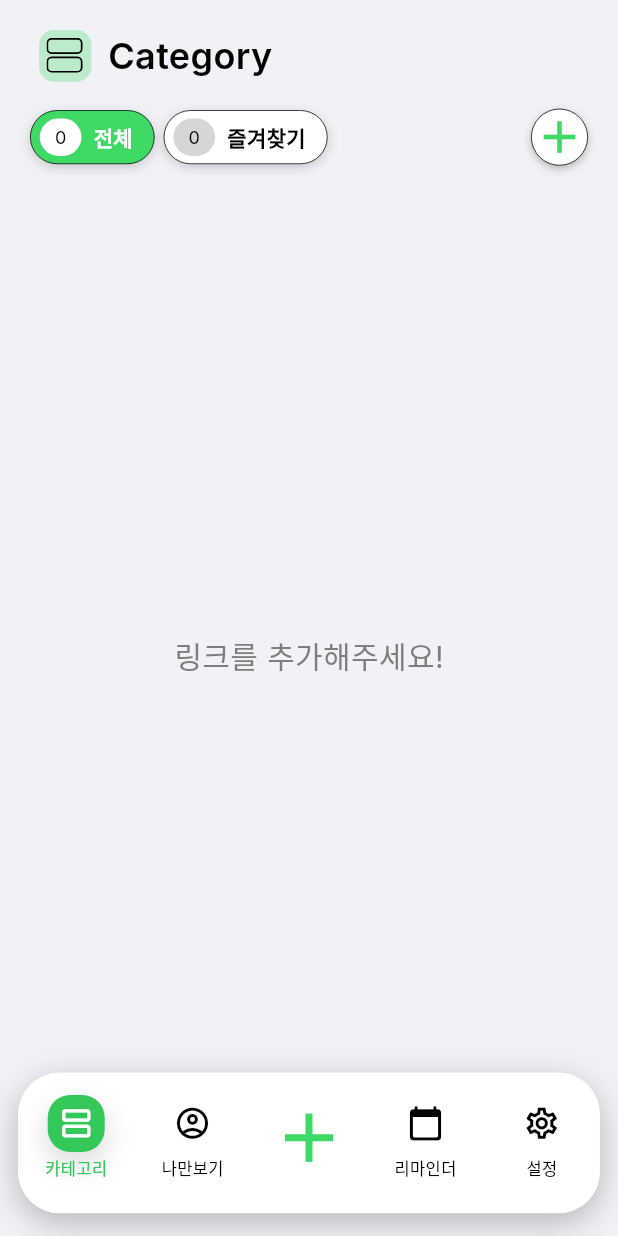
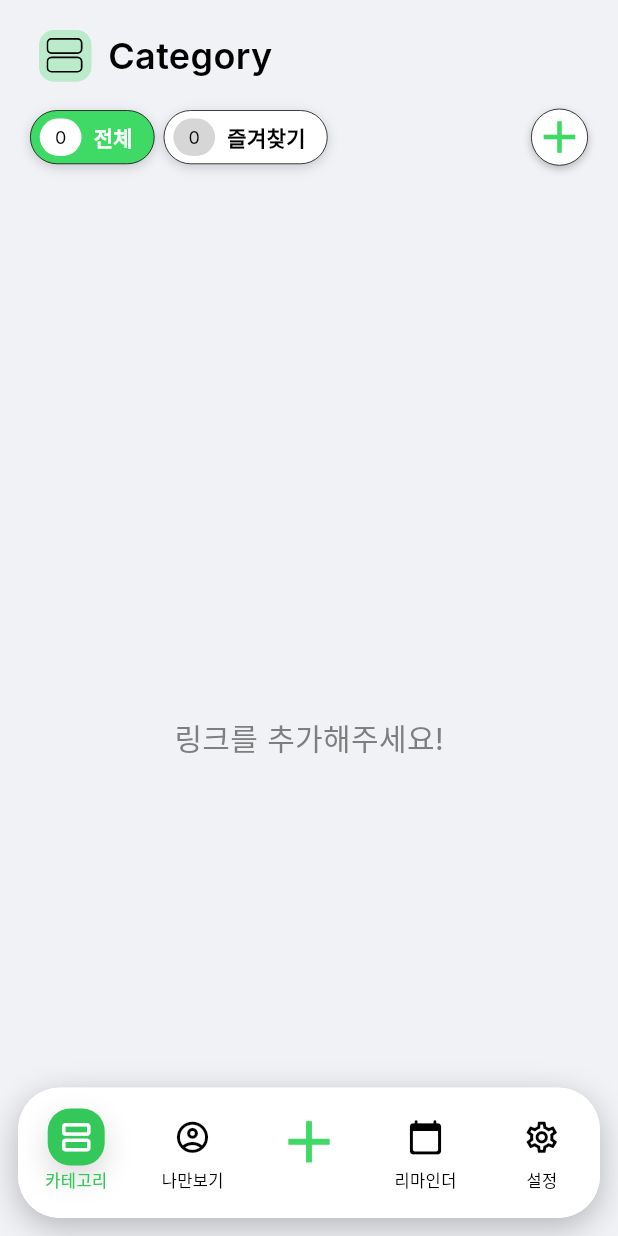
Before and after one commit to pknu-wap/LINKY-APP, a Flutter app: the screen it shows after launch, on a phone screen of 412 x 824 dp. Run offline on Flutter 3.47's test engine with Material 3 defaults, Android fonts, the phone set to English and light mode, and no system bars; our stand-ins replace dio, flutter_local_notifications, flutter_secure_storage, flutter_svg, google_fonts, local_auth and 4 more; missing offline and left inert: android_alarm_manager_plus, flutter_sharing_intent, kakao_flutter_sdk_user; network calls fail.

Commit message:
오류수정

```diff
--- a/lib/main.dart
+++ b/lib/main.dart
@@ -104,6 +104,7 @@ class MyApp extends StatelessWidget {
     return MaterialApp(
       navigatorKey: navigatorKey,
       title: 'Linky',
+      debugShowCheckedModeBanner: false,
       theme: ThemeData(primarySwatch: Colors.blue),
       home: const SplashPage(),
       routes: {
@@ -356,6 +357,7 @@ class _MainScreenState extends State<MainScreen> {
 
   @override
   Widget build(BuildContext context) {
+    final isKeyboardOpen = MediaQuery.of(context).viewInsets.bottom > 0;
     return PopScope(
       canPop: false,
       onPopInvokedWithResult: (didPop, result) {
@@ -363,19 +365,20 @@ class _MainScreenState extends State<MainScreen> {
         _handleBackButton();
       },
       child: Scaffold(
-        extendBody: true,
-        body: IndexedStack(
+        body: Stack(
+          children: [
+            IndexedStack(
               index: _selectedIndex,
               children: _buildPages(),
             ),
-        bottomNavigationBar: SafeArea(
-          child: Container(
-            margin: const EdgeInsets.only(
+            if (!isKeyboardOpen)
+              Positioned(
                 left: 12,
                 right: 12,
-              bottom: 15,
-            ),
-            height: 94,
+                bottom: 12,
+                child: SafeArea(
+                  child: Container(
+                    height: 87,
                     decoration: BoxDecoration(
                       color: AppColors.white,
                       borderRadius: BorderRadius.circular(28),
@@ -388,7 +391,7 @@ class _MainScreenState extends State<MainScreen> {
                       ],
                     ),
                     child: ClipRRect(
-              borderRadius: BorderRadiusGeometry.circular(28),
+                      borderRadius: BorderRadius.circular(28),
                       child: Theme(
                         data: Theme.of(context).copyWith(
                           // splashColor: AppColors.mainGreen,
@@ -397,6 +400,7 @@ class _MainScreenState extends State<MainScreen> {
                           splashFactory: NoSplash.splashFactory,
                         ),
                         child: BottomNavigationBar(
+                          elevation: 0,
                           backgroundColor: AppColors.white,
                           showSelectedLabels: false,
                           showUnselectedLabels: false,
@@ -468,6 +472,9 @@ class _MainScreenState extends State<MainScreen> {
                   ),
                 ),
               ),
+          ],
+        ),
+      ),
     );
   }
 
@@ -505,7 +512,7 @@ class _MainScreenState extends State<MainScreen> {
             ),
           ),
         ),
-        const SizedBox(height: 3),
+        const SizedBox(height: 2),
         Text(
           label,
           style: TextStyle(
@@ -518,9 +525,11 @@ class _MainScreenState extends State<MainScreen> {
   }
 
   Widget _buildPlusItem(bool isSelected) {
-    return Container(
-      width: 55,
-      height: 55,
+    return Transform.translate(
+      offset: const Offset(0, -4),
+      child: Container(
+        width: 50,
+        height: 50,
         decoration: BoxDecoration(
           color: isSelected ? AppColors.mainGreen : AppColors.transparent,
           borderRadius: BorderRadius.circular(18),
@@ -538,7 +547,8 @@ class _MainScreenState extends State<MainScreen> {
           child: Icon(
             Icons.add,
             color: isSelected ? AppColors.white : AppColors.mainGreen,
-          size: 55,
+            size: 47,
+          ),
         ),
       ),
     );
--- a/lib/pages/calender_page.dart
+++ b/lib/pages/calender_page.dart
@@ -222,6 +222,7 @@ class _CalendarPageState extends State<CalendarPage> {
                           ),
                           const SizedBox(height: 20),
                           Row(
+                            mainAxisAlignment: MainAxisAlignment.center,
                             children: [
                               IconButton(
                                 visualDensity: VisualDensity.compact,
--- a/lib/pages/category_page.dart
+++ b/lib/pages/category_page.dart
@@ -121,7 +121,8 @@ class _CategoryPageState extends State<CategoryPage> {
 
                             if (newCategoryName.isEmpty ||
                                 newCategoryName == '전체' ||
-                                newCategoryName == '즐겨찾기') {
+                                newCategoryName == '즐겨찾기' ||
+                                newCategoryName == '나만보기') {
                               showCustomSnackBar(
                                 context,
                                 message: "올바르지 않은 카테고리명입니다",
@@ -306,7 +307,9 @@ class _CategoryPageState extends State<CategoryPage> {
                                     : AppColors.white,
                                 countBackgroundColor: isSelected
                                     ? AppColors.white
-                                    : AppColors.outlineGrey.withValues(alpha: 0.7),
+                                    : AppColors.outlineGrey.withValues(
+                                        alpha: 0.7,
+                                      ),
                                 textColor: isSelected
                                     ? AppColors.white
                                     : AppColors.black,
--- a/lib/widgets/plus_page_calendar.dart
+++ b/lib/widgets/plus_page_calendar.dart
@@ -16,8 +16,10 @@ class CalendarWidget extends StatelessWidget {
   String _formatDate(DateTime date) {
     final month = date.month.toString().padLeft(2, '0');
     final day = date.day.toString().padLeft(2, '0');
+    final hour = date.hour.toString().padLeft(2, '0');
+    final minute = date.minute.toString().padLeft(2, '0');
 
-    return '${date.year}-$month-$day';
+    return '${date.year}.$month.$day  $hour:$minute';
   }
 
   @override
```
Lines whose indentation alone changed are shown as unchanged.
